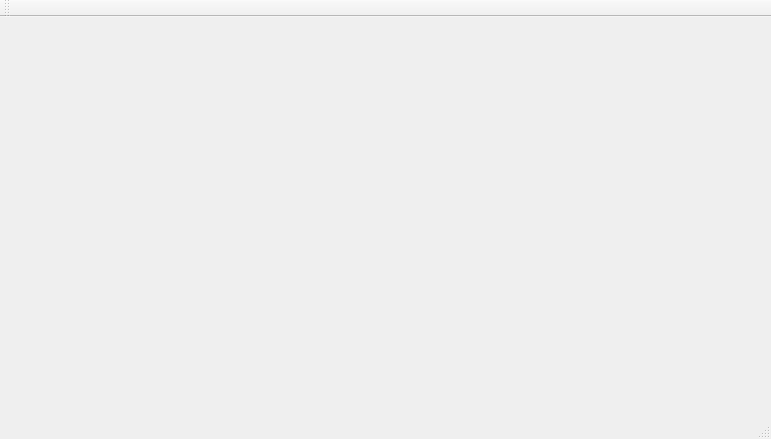
This is D1/mainwindow.ui in GuelorEmanuel/Team-Tech-Support as Qt 5 draws it before an edit. The edited form follows.
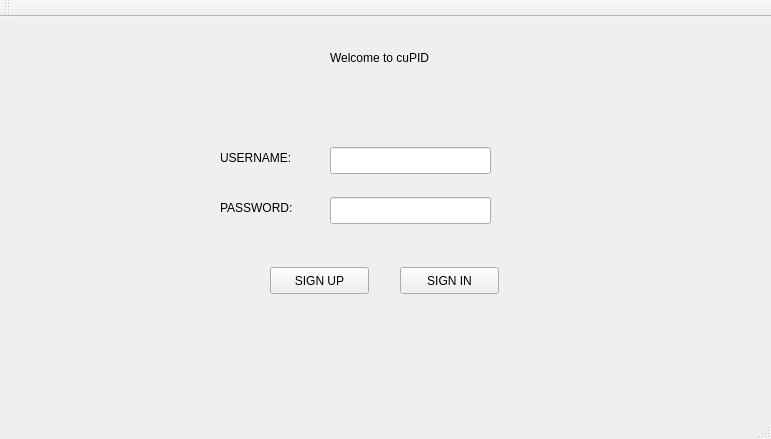
This is the edited form.

Commit message: made mainwindow the default login screen

Diff of the .ui file:
```diff
--- a/D1/mainwindow.ui
+++ b/D1/mainwindow.ui
@@ -13,7 +13,96 @@
   <property name="windowTitle">
    <string>MainWindow</string>
   </property>
-  <widget class="QWidget" name="centralWidget"/>
+  <widget class="QWidget" name="centralWidget">
+   <widget class="QLabel" name="label">
+    <property name="geometry">
+     <rect>
+      <x>220</x>
+      <y>130</y>
+      <width>91</width>
+      <height>21</height>
+     </rect>
+    </property>
+    <property name="text">
+     <string>USERNAME:</string>
+    </property>
+   </widget>
+   <widget class="QLabel" name="label_2">
+    <property name="geometry">
+     <rect>
+      <x>220</x>
+      <y>180</y>
+      <width>91</width>
+      <height>21</height>
+     </rect>
+    </property>
+    <property name="text">
+     <string>PASSWORD:</string>
+    </property>
+   </widget>
+   <widget class="QLabel" name="label_3">
+    <property name="geometry">
+     <rect>
+      <x>330</x>
+      <y>20</y>
+      <width>131</width>
+      <height>41</height>
+     </rect>
+    </property>
+    <property name="text">
+     <string>Welcome to cuPID</string>
+    </property>
+    <property name="textFormat">
+     <enum>Qt::PlainText</enum>
+    </property>
+   </widget>
+   <widget class="QPushButton" name="pushButton">
+    <property name="geometry">
+     <rect>
+      <x>270</x>
+      <y>250</y>
+      <width>99</width>
+      <height>27</height>
+     </rect>
+    </property>
+    <property name="text">
+     <string>SIGN UP</string>
+    </property>
+   </widget>
+   <widget class="QPushButton" name="pushButton_2">
+    <property name="geometry">
+     <rect>
+      <x>400</x>
+      <y>250</y>
+      <width>99</width>
+      <height>27</height>
+     </rect>
+    </property>
+    <property name="text">
+     <string>SIGN IN</string>
+    </property>
+   </widget>
+   <widget class="QLineEdit" name="lineEdit">
+    <property name="geometry">
+     <rect>
+      <x>330</x>
+      <y>180</y>
+      <width>161</width>
+      <height>27</height>
+     </rect>
+    </property>
+   </widget>
+   <widget class="QLineEdit" name="lineEdit_2">
+    <property name="geometry">
+     <rect>
+      <x>330</x>
+      <y>130</y>
+      <width>161</width>
+      <height>27</height>
+     </rect>
+    </property>
+   </widget>
+  </widget>
   <widget class="QMenuBar" name="menuBar">
    <property name="geometry">
     <rect>
```
